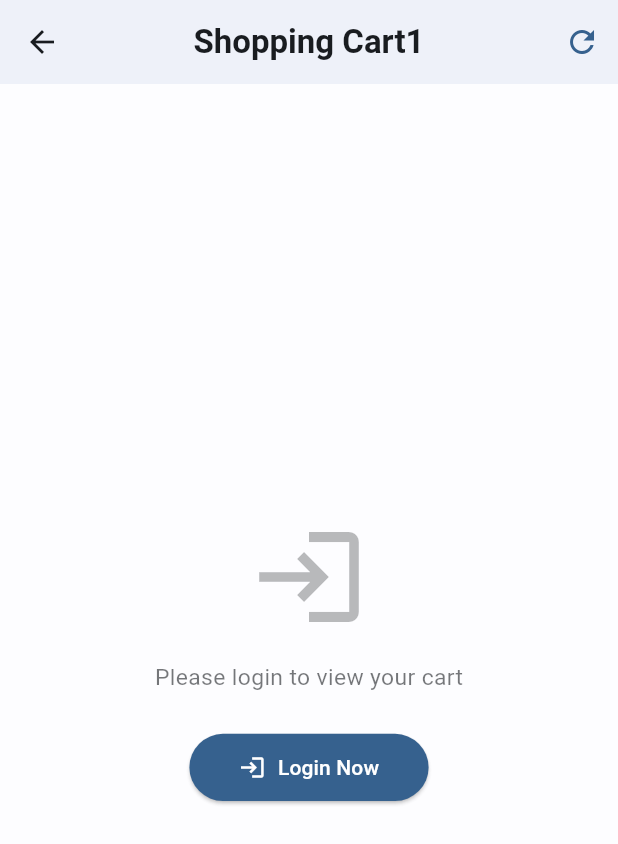
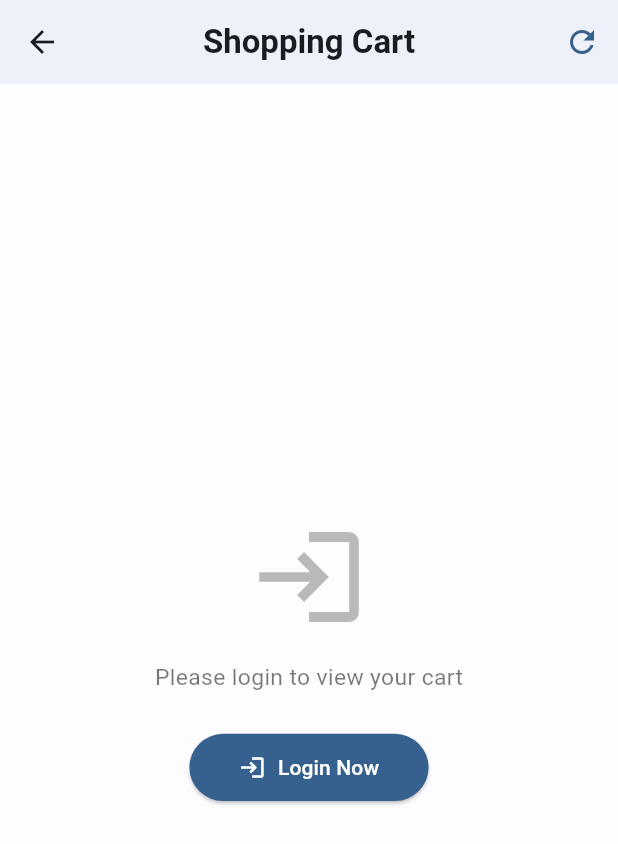
Before and after one commit to vijayakarenavar/new_suvarnraj_group, a Flutter app: the CartPage screen opened directly, on a phone screen of 412 x 824 dp. Shown: the top 844 px of the screen. Run offline on Flutter 3.47's test engine with Material 3 defaults, Android fonts, the phone set to English and light mode, and no system bars; our stand-ins replace cached_network_image, carousel_slider, flutter_local_notifications, font_awesome_flutter, get, google_sign_in and 4 more; accounts and stored records are empty; network calls fail.

Commit message:
Fix: Revert AppBar title back to 'Shopping Cart'

```diff
--- a/lib/pages/cart_page.dart
+++ b/lib/pages/cart_page.dart
@@ -22,7 +22,7 @@ class CartPage extends StatelessWidget {
     return Scaffold(
       backgroundColor: colorScheme.surface.withOpacity(0.3),
       appBar: AppBar(
-        title: Text('Shopping Cart1', style: TextStyle(fontWeight: FontWeight.bold, color: colorScheme.onSurface)),
+        title: Text('Shopping Cart', style: TextStyle(fontWeight: FontWeight.bold, color: colorScheme.onSurface)),
         backgroundColor: colorScheme.surface,
         foregroundColor: colorScheme.onSurface,
         elevation: 1,
```
